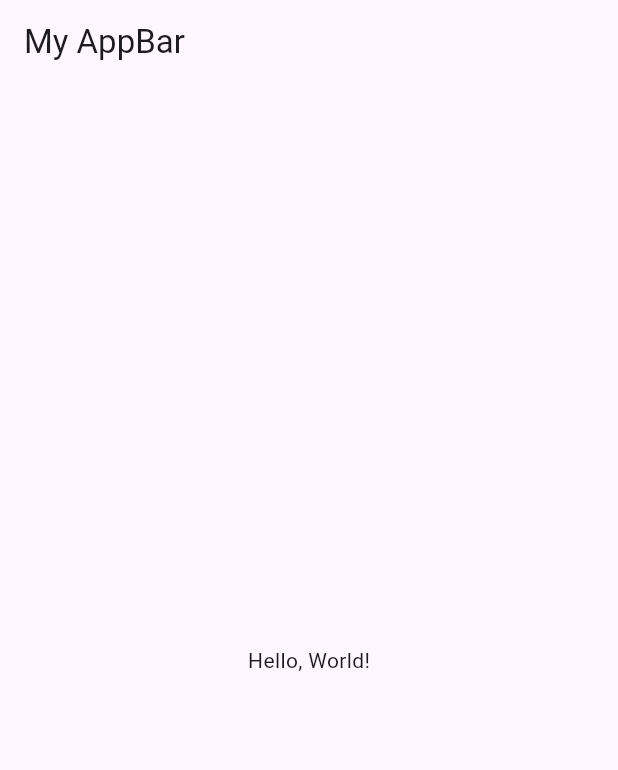
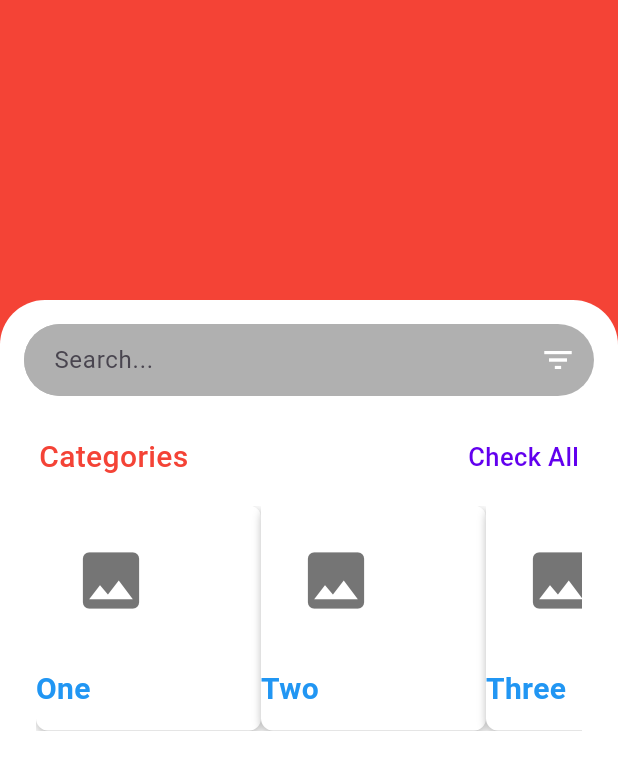
Before and after one commit to muzammalshahzad494/flutter_todo_list, a Flutter app: the screen it shows after launch, on a phone screen of 412 x 824 dp. Shown: the top 770 px of the screen. Run offline on Flutter 3.47's test engine with Material 3 defaults, Android fonts, the phone set to English and light mode, and no system bars; missing offline and left inert: dart:ffi.

Commit message:
Product Code Added

```diff
--- /dev/null
+++ b/lib/Utils/HorizontalScrollableCard.dart
@@ -0,0 +1,41 @@
+import 'package:flutter/material.dart';
+
+class HorizontalScrollableCard extends StatelessWidget {
+  final List<String> items = ['Item 1', 'Item 2', 'Item 3', 'Item 4', 'Item 5'];
+
+  @override
+  Widget build(BuildContext context) {
+    return Scaffold(
+      appBar: AppBar(
+        title: Text('Horizontal Scrollable Card Example'),
+      ),
+      body: SingleChildScrollView(
+        scrollDirection: Axis.horizontal,
+        child: Row(
+          children: items.map((item) => Card(
+            elevation: 4,
+            margin: EdgeInsets.all(8),
+            child: Column(
+              children: [
+                Container(
+                  width: 60,
+                  height: 60,
+                  decoration: BoxDecoration(
+                    image: DecorationImage(
+                      image: AssetImage('assets/images/placeholder.png'), // Replace with your image
+                      fit: BoxFit.cover,
+                    ),
+                  ),
+                ),
+                Padding(
+                  padding: const EdgeInsets.all(8.0),
+                  child: Text(item, style: TextStyle(fontSize: 16)),
+                ),
+              ],
+            ),
+          )).toList(),
+        ),
+      ),
+    );
+  }
+}
--- /dev/null
+++ b/lib/Utils/app_color.dart
@@ -0,0 +1,12 @@
+import 'package:flutter/material.dart';
+
+class AppColors {
+
+  static const Color backgroundColor = Colors.white;
+  static const Color primaryColor = Color(0xFF6200EE);
+  static const Color secondaryColor = Color(0xFF03DAC6);
+  static const Color accentColor = Color(0xFFBB86FC);
+  static const Color lightGrayColor = Color(0xFFB0B0B0);
+  static const Color redColor = Colors.red;
+
+}
--- /dev/null
+++ b/lib/Views/Dashboard.dart
@@ -0,0 +1,189 @@
+import 'dart:ffi';
+import 'package:flutter/material.dart';
+import 'package:my_todo_list/Utils/app_color.dart';
+
+class DashboardView extends StatefulWidget {
+  const DashboardView({super.key});
+
+  @override
+  State<DashboardView> createState() => _DashboardViewState();
+}
+
+class _DashboardViewState extends State<DashboardView> {
+  final List<String> items = ['One', 'Two', 'Three', 'Four', 'Five'];
+
+  @override
+  Widget build(BuildContext context) {
+    return MaterialApp(
+      home: Scaffold(
+        backgroundColor: AppColors.redColor,
+        body: Stack(
+          children: [
+            // Text('Buy & Sale'),
+
+            Positioned(
+              top: 200,
+              left: 0,
+              right: 0,
+              child: Container(
+                padding: EdgeInsets.all(16),
+                height: MediaQuery.of(context).size.height,
+                decoration: BoxDecoration(
+                  color: AppColors.backgroundColor,
+                  borderRadius: BorderRadius.circular(30),
+                ),
+                child: Column(
+                  children: [
+                    //SearchBar
+                    Container(
+                      decoration: BoxDecoration(
+                        color: AppColors.lightGrayColor,
+                        borderRadius: BorderRadius.circular(25),
+                      ),
+                      child: Row(
+                        children: [
+                          Expanded(
+                            child: TextField(
+                              decoration: InputDecoration(
+                                hintText: 'Search...',
+                                border: InputBorder.none,
+                                contentPadding:
+                                    EdgeInsets.symmetric(horizontal: 16),
+                                filled: true,
+                                fillColor: AppColors.lightGrayColor,
+                                enabledBorder: OutlineInputBorder(
+                                  borderRadius: BorderRadius.circular(25),
+                                  borderSide: BorderSide.none,
+                                ),
+                                focusedBorder: OutlineInputBorder(
+                                  borderRadius: BorderRadius.circular(25),
+                                  borderSide: BorderSide.none,
+                                ),
+                              ),
+                              onChanged: (text) {
+                                print('Typed $text');
+                              },
+                            ),
+                          ),
+                          SizedBox(width: 16),
+                          IconButton(
+                            icon: Icon(Icons.filter_list, color: Colors.white),
+                            onPressed: () {
+                              print('Filter Button');
+                            },
+                          ),
+                        ],
+                      ),
+                    ),
+
+                    SizedBox(height: 16),
+
+                    // Expand Buttons
+                    Row(
+                      children: [
+                        Padding(
+                          padding: const EdgeInsets.all(10.0),
+                          child: Text(
+                            'Categories',
+                            style: TextStyle(
+                                fontSize: 20,
+                                color: AppColors.redColor,
+                                fontWeight: FontWeight.w500),
+                          ),
+                        ),
+                        Spacer(),
+                        Padding(
+                            padding: const EdgeInsets.all(10.0),
+                            child: InkWell(
+                              onTap: () {
+                                print('Check All Tapped');
+                              },
+                              child: Text(
+                                'Check All',
+                                style: TextStyle(
+                                    fontSize: 17,
+                                    color: AppColors.primaryColor,
+                                    fontWeight: FontWeight.w500),
+                              ),
+                            )),
+                      ],
+                    ),
+
+                    Column(
+                      children: [
+                        Padding(
+                          padding: EdgeInsets.all(8),
+                          child: Container(
+                            height: 150, // Set a fixed height for the Container
+                            child: ListView.builder(
+                              scrollDirection: Axis
+                                  .horizontal, // Change scrolling direction to horizontal
+                              itemCount: items.length,
+                              itemBuilder: (context, index) {
+                                return Container(
+                                    width: 150,
+                                    decoration: BoxDecoration(
+                                      color: Colors
+                                          .white, // Background color for the item
+                                      borderRadius: BorderRadius.circular(
+                                          8), // Rounded corners
+                                      boxShadow: [
+                                        BoxShadow(
+                                          color: Colors.black26,
+                                          blurRadius: 4,
+                                          offset: Offset(0, 2),
+                                        ),
+                                      ],
+                                    ), // Set a fixed width for each item
+                                    child: Column(
+                                      crossAxisAlignment:
+                                          CrossAxisAlignment.start,
+                                      children: [
+                                        Container(
+                                          width: 100,
+                                          height: 100,
+                                          color: AppColors.backgroundColor,
+                                          child: Center(
+                                            child: Icon(Icons.image,
+                                                size: 50,
+                                                color: Colors.grey[600]),
+                                          ),
+                                        ),
+                                        SizedBox(
+                                            height:
+                                                8), // Space between the image and text
+                                        Text(
+                                          items[index],
+                                          style: TextStyle(
+                                            fontSize: 20.0, // Example font size
+                                            color: Colors.blue, // Example color
+                                            fontWeight: FontWeight.bold,
+                                          ),
+                                          textAlign: TextAlign.center,
+                                        ),
+                                      ],
+                                    ));
+                              },
+                            ),
+                          ),
+                        ),
+                      ],
+                    )
+
+
+
+
+
+
+
+
+                  ],
+                ),
+              ),
+            ),
+          ],
+        ),
+      ),
+    );
+  }
+}
--- a/lib/main.dart
+++ b/lib/main.dart
@@ -1,4 +1,5 @@
 import 'package:flutter/material.dart';
+import 'package:my_todo_list/Views/Dashboard.dart';
 
 void main() {
   runApp(new MyApp());
@@ -16,11 +17,8 @@ class _MyAppState extends State<MyApp> {
   Widget build(BuildContext context) {
     return MaterialApp(
       home: Scaffold(
-        appBar: AppBar(
-          title: Text('My AppBar'),
-        ),
         body: Center(
-          child: Text('Hello, World!'),
+          child: DashboardView(),
         ),
       ),
     );
```
